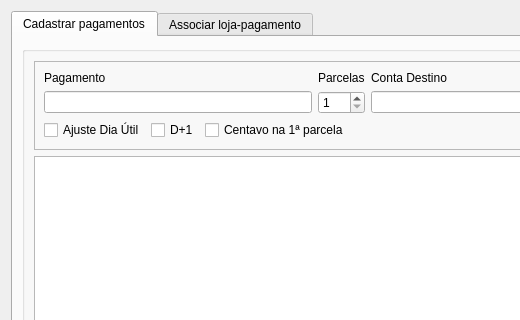
First picture: the form in ui/cadastropagamento.ui, repository darktorres/ERP-STACCATO, before the edit; both pictures show x 0 to 520 and y 0 to 320 of the 1157 by 524 pixel window.
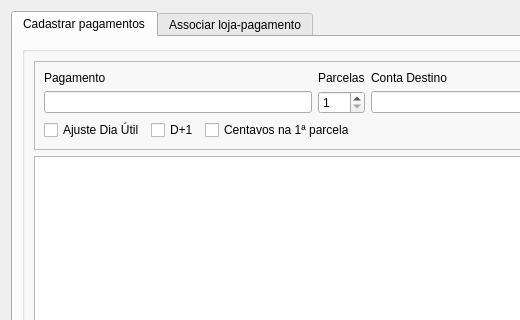
Second picture: the form after the edit. Custom widgets are drawn as their Qt base class.

Commit message: Refeito a lógica de pagamentos

The edit to the form file:
```diff
--- a/ui/cadastropagamento.ui
+++ b/ui/cadastropagamento.ui
@@ -91,7 +91,7 @@
                  <item row="0" column="2">
                   <widget class="QCheckBox" name="checkBoxCentavoSobressalente">
                    <property name="text">
-                    <string>Centavo na 1ª parcela</string>
+                    <string>Centavos na 1ª parcela</string>
                    </property>
                   </widget>
                  </item>
```
The commit also changes 2 other files.
